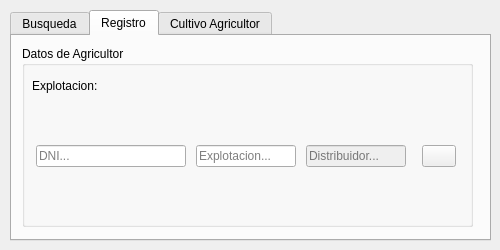
Above: ui/dialogs/agricultor_dialog.ui from franciscocontreras93/agrae before the change. Below: the same form after it.
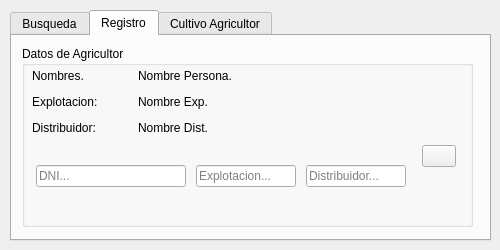
That is the form after the change. The open tabs and pages were chosen to show the change.

Patch:
```diff
--- a/ui/dialogs/agricultor_dialog.ui
+++ b/ui/dialogs/agricultor_dialog.ui
@@ -164,9 +164,9 @@
       <property name="geometry">
        <rect>
         <x>10</x>
-        <y>60</y>
+        <y>100</y>
         <width>381</width>
-        <height>101</height>
+        <height>61</height>
        </rect>
       </property>
       <layout class="QGridLayout" name="gridLayout_2">
@@ -195,7 +195,7 @@
        <item row="0" column="2">
         <widget class="QLineEdit" name="ln_dist">
          <property name="enabled">
-          <bool>false</bool>
+          <bool>true</bool>
          </property>
          <property name="minimumSize">
           <size>
@@ -247,19 +247,6 @@
        </item>
       </layout>
      </widget>
-     <widget class="QLabel" name="label_5">
-      <property name="geometry">
-       <rect>
-        <x>10</x>
-        <y>30</y>
-        <width>81</width>
-        <height>20</height>
-       </rect>
-      </property>
-      <property name="text">
-       <string>Explotacion:</string>
-      </property>
-     </widget>
      <widget class="QLabel" name="label_7">
       <property name="geometry">
        <rect>
@@ -305,6 +292,78 @@
        </item>
       </layout>
      </widget>
+     <widget class="QWidget" name="gridLayoutWidget">
+      <property name="geometry">
+       <rect>
+        <x>10</x>
+        <y>20</y>
+        <width>381</width>
+        <height>72</height>
+       </rect>
+      </property>
+      <layout class="QGridLayout" name="gridLayout">
+       <item row="1" column="1">
+        <widget class="QLabel" name="lbl_exp_nombre">
+         <property name="text">
+          <string>Nombre Exp.</string>
+         </property>
+        </widget>
+       </item>
+       <item row="2" column="0">
+        <widget class="QLabel" name="label_6">
+         <property name="maximumSize">
+          <size>
+           <width>100</width>
+           <height>16777215</height>
+          </size>
+         </property>
+         <property name="text">
+          <string>Distribuidor:</string>
+         </property>
+        </widget>
+       </item>
+       <item row="1" column="0">
+        <widget class="QLabel" name="label_5">
+         <property name="maximumSize">
+          <size>
+           <width>100</width>
+           <height>16777215</height>
+          </size>
+         </property>
+         <property name="text">
+          <string>Explotacion:</string>
+         </property>
+        </widget>
+       </item>
+       <item row="2" column="1">
+        <widget class="QLabel" name="ln_dist_nombre">
+         <property name="text">
+          <string>Nombre Dist.</string>
+         </property>
+        </widget>
+       </item>
+       <item row="0" column="0">
+        <widget class="QLabel" name="label_10">
+         <property name="maximumSize">
+          <size>
+           <width>100</width>
+           <height>16777215</height>
+          </size>
+         </property>
+         <property name="text">
+          <string>Nombres.</string>
+         </property>
+        </widget>
+       </item>
+       <item row="0" column="1">
+        <widget class="QLabel" name="lbl_persona_nombre">
+         <property name="text">
+          <string>Nombre Persona.</string>
+         </property>
+        </widget>
+       </item>
+      </layout>
+     </widget>
     </widget>
    </widget>
    <widget class="QWidget" name="tab_2">
```
Left out of the diff: 7 changed lines with no effect on the pictures.
